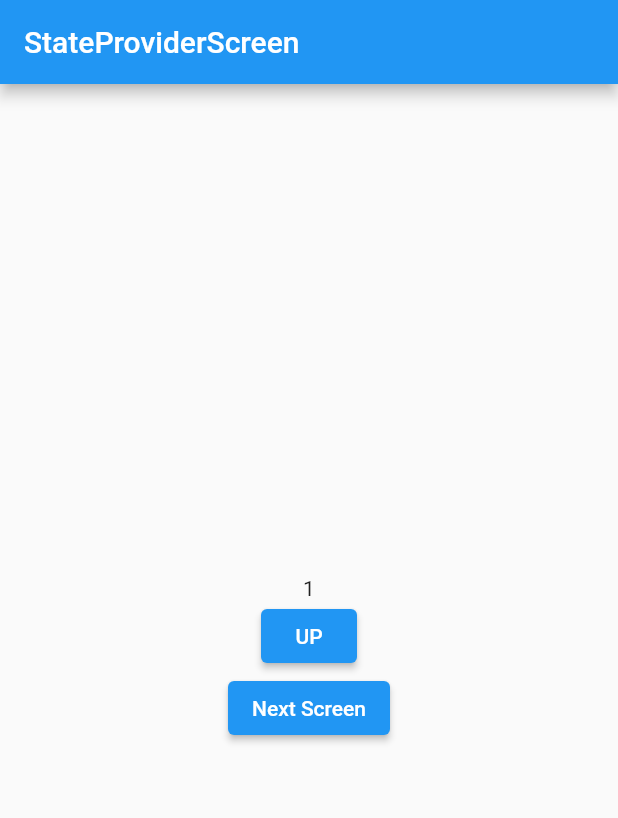
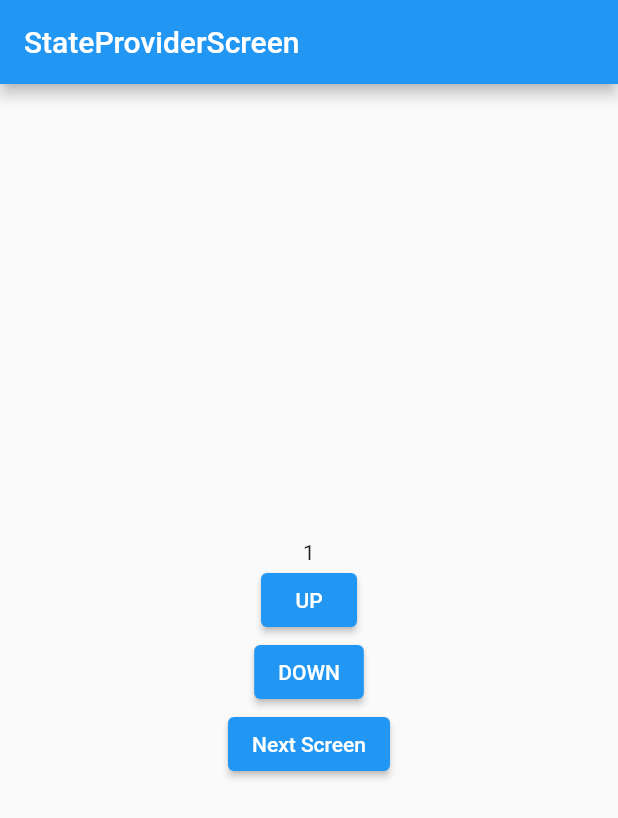
Before and after one commit to alswn2348/riverpod_challenge_flutter, a Flutter app: the StateProviderScreen widget shown alone on an empty page, opened directly, after a tap on "UP", on a phone screen of 412 x 824 dp. Shown: the top 818 px of the screen. Run offline on Flutter 3.47's test engine with Material 2 defaults, Android fonts, the phone set to English and light mode, and no system bars; our stand-ins replace flutter_riverpod.

Commit message:
state provider

```diff
--- a/lib/screen/state_provider_screen.dart
+++ b/lib/screen/state_provider_screen.dart
@@ -27,10 +27,19 @@ class StateProviderScreen extends ConsumerWidget {
               onPressed: () {
                 ref
                     .read(numberProvider.notifier)
-                    .update((state) => state + 1); //update 하는 방법
+                    .update((state) => state + 1); //update 하는 방법 1
               },
               child: const Text(
                 'UP',
+              ),
+            ),
+            ElevatedButton(
+              onPressed: () {
+                ref.read(numberProvider.notifier).state =
+                    ref.read(numberProvider.notifier).state - 1;
+              }, //update 하는 방법 2
+              child: const Text(
+                'DOWN',
               ),
             ),
             ElevatedButton(
```
